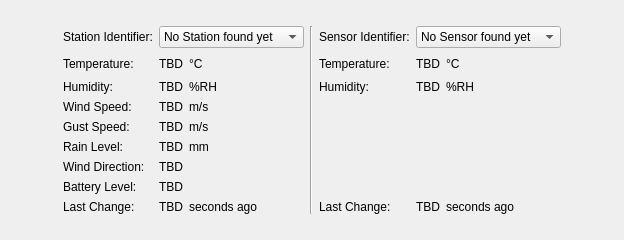
Tinkerforge/brickv, file src/brickv/plugin_system/plugins/outdoor_weather/ui/outdoor_weather.ui: the form before one commit.
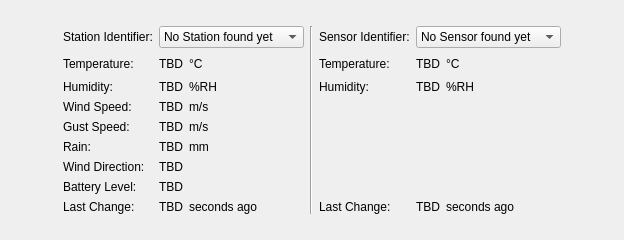
The form after the commit.

Commit message: outdoor-weather: Keep display and API value names in sync

```diff
--- a/src/brickv/plugin_system/plugins/outdoor_weather/ui/outdoor_weather.ui
+++ b/src/brickv/plugin_system/plugins/outdoor_weather/ui/outdoor_weather.ui
@@ -90,7 +90,7 @@
        <item row="6" column="0">
         <widget class="QLabel" name="label_6">
          <property name="text">
-          <string>Rain Level:</string>
+          <string>Rain:</string>
          </property>
         </widget>
        </item>
```
